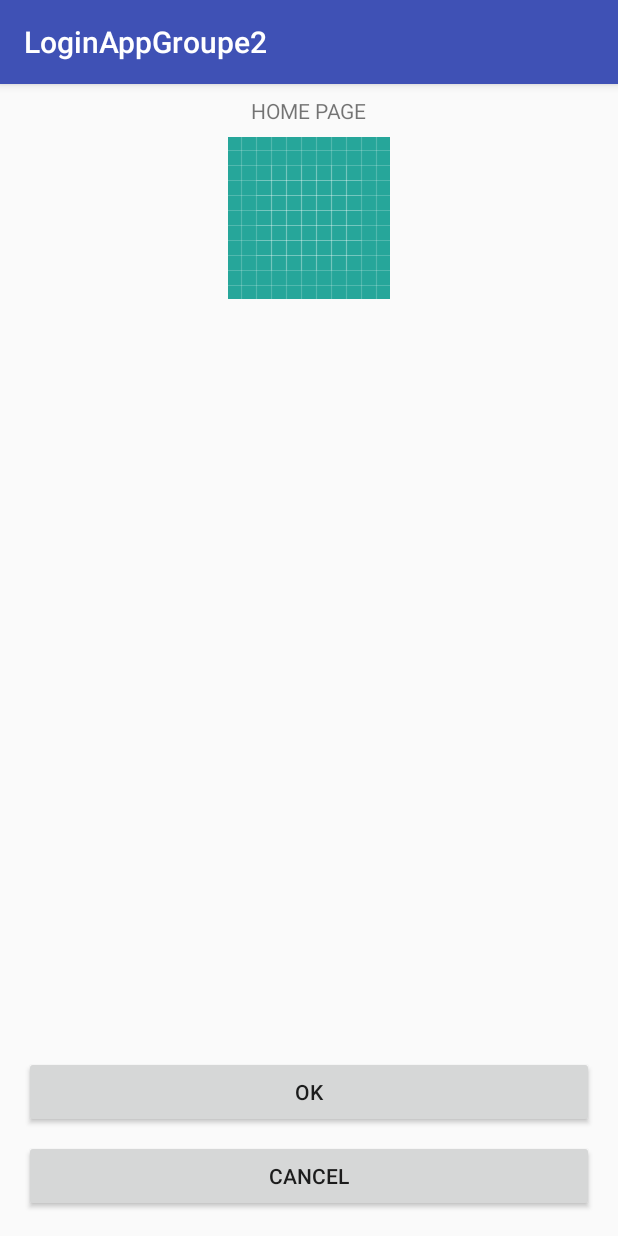
After one commit to AlonsoFloo/hetic2018h3, an Android app: the HomePageActivity screen opened directly, with no data from a screen before it, on a phone screen of 412 x 824 dp. The commit adds this screen. Run offline under Robolectric (Android 15) with nearby library versions, the phone set to English and light mode, and no system bars.

Commit message:
Fragment gestion

```diff
--- a/LoginAppGroupe2/app/build.gradle
+++ b/LoginAppGroupe2/app/build.gradle
@@ -24,9 +24,10 @@ android {
 
 dependencies {
     implementation fileTree(dir: 'libs', include: ['*.jar'])
-    implementation"org.jetbrains.kotlin:kotlin-stdlib-jre7:$kotlin_version"
+    implementation "org.jetbrains.kotlin:kotlin-stdlib-jre7:$kotlin_version"
     implementation 'com.android.support:appcompat-v7:27.1.1'
     implementation 'com.android.support.constraint:constraint-layout:1.1.0'
+    implementation 'com.android.support:support-v4:27.1.1'
     testImplementation 'junit:junit:4.12'
     androidTestImplementation 'com.android.support.test:runner:1.0.2'
     androidTestImplementation 'com.android.support.test.espresso:espresso-core:3.0.2'
--- a/LoginAppGroupe2/app/src/main/AndroidManifest.xml
+++ b/LoginAppGroupe2/app/src/main/AndroidManifest.xml
@@ -9,16 +9,18 @@
         android:roundIcon="@mipmap/ic_launcher_round"
         android:supportsRtl="true"
         android:theme="@style/AppTheme">
-
-        <activity android:name=".MainActivity"
+        <activity
+            android:name=".MainActivity"
             android:windowSoftInputMode="adjustPan">
-
             <intent-filter>
                 <action android:name="android.intent.action.MAIN" />
+
                 <category android:name="android.intent.category.LAUNCHER" />
             </intent-filter>
         </activity>
 
+        <activity android:name=".HomePageActivity"></activity>
+
     </application>
 
 </manifest>
--- /dev/null
+++ b/LoginAppGroupe2/app/src/main/java/com/neopixl/pushpixlapp/loginappgroupe2/HomePageActivity.kt
@@ -0,0 +1,35 @@
+package com.neopixl.pushpixlapp.loginappgroupe2
+
+import android.app.Activity
+import android.content.Intent
+import android.support.v7.app.AppCompatActivity
+import android.os.Bundle
+import kotlinx.android.synthetic.main.activity_home_page.*
+
+class HomePageActivity : AppCompatActivity(), YesNoListener {
+
+    override fun onCreate(savedInstanceState: Bundle?) {
+        super.onCreate(savedInstanceState)
+        setContentView(R.layout.activity_home_page)
+
+        val yesNoFragment = YesNoFragment.newInstance(this)
+
+        this.supportFragmentManager.beginTransaction()
+                .add(R.id.yesNoContainer, yesNoFragment) // remove || replace
+                //.addToBackStack("yesNo")
+                .commit()
+    }
+
+    override fun didCancel() {
+        setResult(Activity.RESULT_CANCELED)
+        finish()
+    }
+
+    override fun didSayYes() {
+        val intent = Intent()
+        intent.putExtra("email", "florian@neopixl.com")
+
+        setResult(Activity.RESULT_OK, intent)
+        finish()
+    }
+}
--- a/LoginAppGroupe2/app/src/main/java/com/neopixl/pushpixlapp/loginappgroupe2/MainActivity.kt
+++ b/LoginAppGroupe2/app/src/main/java/com/neopixl/pushpixlapp/loginappgroupe2/MainActivity.kt
@@ -1,5 +1,7 @@
 package com.neopixl.pushpixlapp.loginappgroupe2
 
+import android.app.Activity
+import android.content.Intent
 import android.support.v7.app.AppCompatActivity
 import android.os.Bundle
 import android.support.v7.app.AlertDialog
@@ -36,6 +38,9 @@ class MainActivity : AppCompatActivity() {
             helloTextView.setTextColor(greenColor)
             helloTextView.text = getString(R.string.success)
 
+            val intent = Intent(this, HomePageActivity::class.java)
+            startActivityForResult(intent, 55)
+
         } else {
             // DISPLAY ERROR
 
@@ -47,6 +52,7 @@ class MainActivity : AppCompatActivity() {
             val builder = AlertDialog.Builder(this)
                     .setTitle("Mon titre")
                     .setMessage("Mon message")
+                    .setCancelable(false)
                     .setNegativeButton("NON", { view, which ->
 
                     })
@@ -56,4 +62,19 @@ class MainActivity : AppCompatActivity() {
 
         }
     }
+
+    override fun onActivityResult(requestCode: Int, resultCode: Int, data: Intent?) {
+        super.onActivityResult(requestCode, resultCode, data)
+
+        if (requestCode == 55) {
+            if (resultCode == Activity.RESULT_OK) {
+                Toast.makeText(this, "SUCCESS", Toast.LENGTH_SHORT).show()
+
+                if (data != null) {
+                    val email = data.extras.getString("email");
+                    emailEditText.setText(email)
+                }
+            }
+        }
+    }
 }
--- /dev/null
+++ b/LoginAppGroupe2/app/src/main/java/com/neopixl/pushpixlapp/loginappgroupe2/YesNoFragment.kt
@@ -0,0 +1,65 @@
+package com.neopixl.pushpixlapp.loginappgroupe2
+
+
+import android.os.Bundle
+import android.support.v4.app.Fragment
+import android.view.LayoutInflater
+import android.view.View
+import android.view.ViewGroup
+import android.widget.Button
+
+/**
+ * A simple [Fragment] subclass.
+ *
+ */
+class YesNoFragment : Fragment() {
+
+
+
+    override fun onCreateView(inflater: LayoutInflater, container: ViewGroup?,
+                              savedInstanceState: Bundle?): View? {
+        // Inflate the layout for this fragment
+        return inflater.inflate(R.layout.fragment_yes_no, container, false)
+    }
+
+
+
+
+
+
+
+
+    companion object {
+        @JvmStatic
+        fun newInstance(theNewListener: YesNoListener) =
+                YesNoFragment().apply {
+                    this.listener = theNewListener
+                    arguments = Bundle().apply {
+                    }
+                }
+    }
+
+    private var listener: YesNoListener? = null
+
+    override fun onStart() {
+        super.onStart()
+
+        val okButton = this.view?.findViewById<Button>(R.id.okButton)
+        val cancelButton = this.view?.findViewById<Button>(R.id.cancelButton)
+
+
+        okButton?.setOnClickListener {
+            if (listener != null) {
+                listener?.didSayYes()
+            }
+        }
+
+        cancelButton?.setOnClickListener {
+            if (listener != null) {
+                listener?.didCancel()
+            }
+        }
+    }
+
+
+}
--- /dev/null
+++ b/LoginAppGroupe2/app/src/main/java/com/neopixl/pushpixlapp/loginappgroupe2/YesNoListener.kt
@@ -0,0 +1,11 @@
+package com.neopixl.pushpixlapp.loginappgroupe2
+
+
+/**
+ * Created by Florian ALONSO on 5/3/18.
+ * For Neopixl
+ */
+public interface YesNoListener {
+    fun didSayYes()
+    fun didCancel()
+}
--- /dev/null
+++ b/LoginAppGroupe2/app/src/main/res/layout/activity_home_page.xml
@@ -0,0 +1,45 @@
+<?xml version="1.0" encoding="utf-8"?>
+<android.support.constraint.ConstraintLayout xmlns:android="http://schemas.android.com/apk/res/android"
+    xmlns:app="http://schemas.android.com/apk/res-auto"
+    xmlns:tools="http://schemas.android.com/tools"
+    android:layout_width="match_parent"
+    android:layout_height="match_parent"
+    tools:context=".HomePageActivity">
+
+    <TextView
+        android:id="@+id/textView"
+        android:layout_width="wrap_content"
+        android:layout_height="wrap_content"
+        android:layout_marginEnd="8dp"
+        android:layout_marginStart="8dp"
+        android:layout_marginTop="8dp"
+        android:text="HOME PAGE"
+        app:layout_constraintEnd_toEndOf="parent"
+        app:layout_constraintStart_toStartOf="parent"
+        app:layout_constraintTop_toTopOf="parent" />
+
+    <ImageView
+        android:id="@+id/imageView"
+        android:layout_width="wrap_content"
+        android:layout_height="wrap_content"
+        android:layout_marginEnd="8dp"
+        android:layout_marginStart="8dp"
+        android:layout_marginTop="8dp"
+        app:layout_constraintEnd_toEndOf="parent"
+        app:layout_constraintStart_toStartOf="parent"
+        app:layout_constraintTop_toBottomOf="@+id/textView"
+        app:srcCompat="@drawable/ic_launcher_background" />
+
+    <FrameLayout
+        android:id="@+id/yesNoContainer"
+        android:layout_width="0dp"
+        android:layout_height="wrap_content"
+        android:layout_marginBottom="8dp"
+        android:layout_marginEnd="8dp"
+        android:layout_marginStart="8dp"
+        app:layout_constraintBottom_toBottomOf="parent"
+        app:layout_constraintEnd_toEndOf="parent"
+        app:layout_constraintStart_toStartOf="parent">
+
+    </FrameLayout>
+</android.support.constraint.ConstraintLayout>
--- /dev/null
+++ b/LoginAppGroupe2/app/src/main/res/layout/fragment_yes_no.xml
@@ -0,0 +1,34 @@
+<?xml version="1.0" encoding="utf-8"?>
+<android.support.constraint.ConstraintLayout xmlns:android="http://schemas.android.com/apk/res/android"
+    xmlns:app="http://schemas.android.com/apk/res-auto"
+    xmlns:tools="http://schemas.android.com/tools"
+    android:layout_width="match_parent"
+    android:layout_height="match_parent"
+    tools:context=".YesNoFragment">
+
+
+    <Button
+        android:id="@+id/okButton"
+        android:layout_width="0dp"
+        android:layout_height="wrap_content"
+        android:layout_marginBottom="8dp"
+        android:layout_marginEnd="8dp"
+        android:layout_marginStart="8dp"
+        android:text="OK"
+        app:layout_constraintBottom_toTopOf="@+id/cancelButton"
+        app:layout_constraintEnd_toEndOf="parent"
+        app:layout_constraintHorizontal_bias="0.6"
+        app:layout_constraintStart_toStartOf="parent" />
+
+    <Button
+        android:id="@+id/cancelButton"
+        android:layout_width="0dp"
+        android:layout_height="wrap_content"
+        android:layout_marginBottom="8dp"
+        android:layout_marginEnd="8dp"
+        android:layout_marginStart="8dp"
+        android:text="CANCEL"
+        app:layout_constraintBottom_toBottomOf="parent"
+        app:layout_constraintEnd_toEndOf="parent"
+        app:layout_constraintStart_toStartOf="parent" />
+</android.support.constraint.ConstraintLayout>
--- a/LoginAppGroupe2/app/src/main/res/values/strings.xml
+++ b/LoginAppGroupe2/app/src/main/res/values/strings.xml
@@ -6,4 +6,7 @@
     <string name="login_button">Connexion</string>
     <string name="success">YOUPIE !!!</string>
     <string name="error_empty">Field are empty</string>
+
+    <!-- TODO: Remove or change this placeholder text -->
+    <string name="hello_blank_fragment">Hello blank fragment</string>
 </resources>
```
